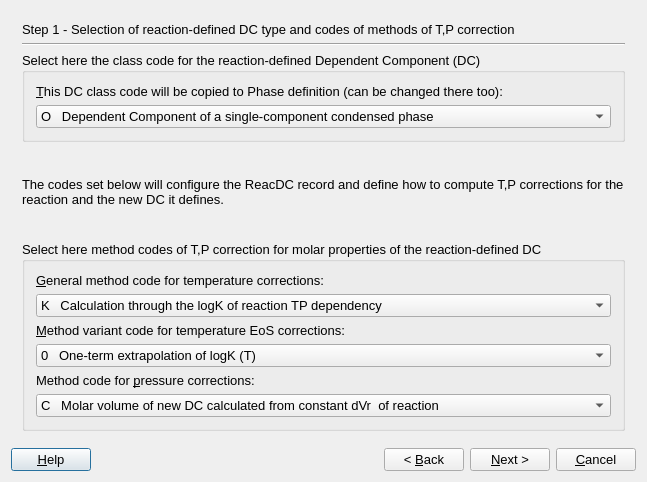
Above: gems3/vizor4/dlg4/ReacDCWizard4.ui from gemshub/GEMSGUI before the change. Below: the same form after it.
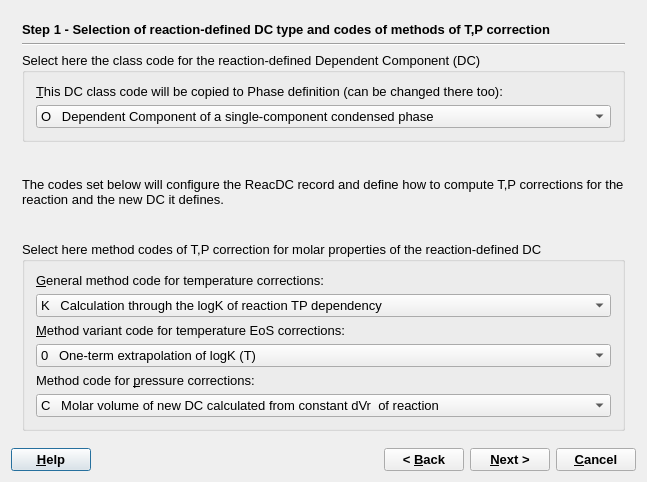
That is the form after the change.

The edit to the form file:
```diff
--- a/gems3/vizor4/dlg4/ReacDCWizard4.ui
+++ b/gems3/vizor4/dlg4/ReacDCWizard4.ui
@@ -49,6 +49,12 @@
            <verstretch>0</verstretch>
           </sizepolicy>
          </property>
+         <property name="font">
+          <font>
+           <weight>75</weight>
+           <bold>true</bold>
+          </font>
+         </property>
          <property name="text">
           <string>Step 1 - Selection of reaction-defined DC type and codes of methods of T,P correction</string>
          </property>
@@ -970,6 +976,12 @@
     <layout class="QHBoxLayout">
      <item>
       <widget class="QPushButton" name="pHelp">
+       <property name="font">
+        <font>
+         <weight>75</weight>
+         <bold>true</bold>
+        </font>
+       </property>
        <property name="text">
         <string>&amp;Help</string>
        </property>
@@ -990,6 +1002,12 @@
      </item>
      <item>
       <widget class="QPushButton" name="pBack">
+       <property name="font">
+        <font>
+         <weight>75</weight>
+         <bold>true</bold>
+        </font>
+       </property>
        <property name="text">
         <string>&lt; &amp;Back</string>
        </property>
@@ -997,6 +1015,12 @@
      </item>
      <item>
       <widget class="QPushButton" name="pNext">
+       <property name="font">
+        <font>
+         <weight>75</weight>
+         <bold>true</bold>
+        </font>
+       </property>
        <property name="text">
         <string>&amp;Next &gt;</string>
        </property>
@@ -1004,6 +1028,12 @@
      </item>
      <item>
       <widget class="QPushButton" name="pCancel">
+       <property name="font">
+        <font>
+         <weight>75</weight>
+         <bold>true</bold>
+        </font>
+       </property>
        <property name="text">
         <string>&amp;Cancel</string>
        </property>
```
Left out of the diff: 12 changed lines with no effect on the pictures.
